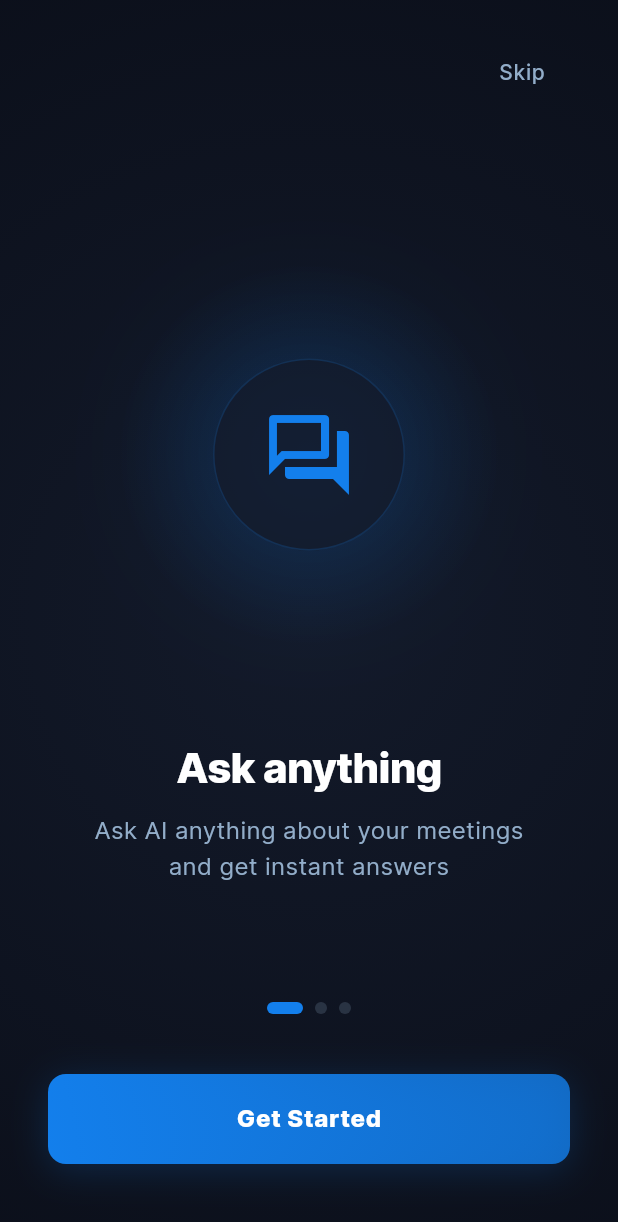
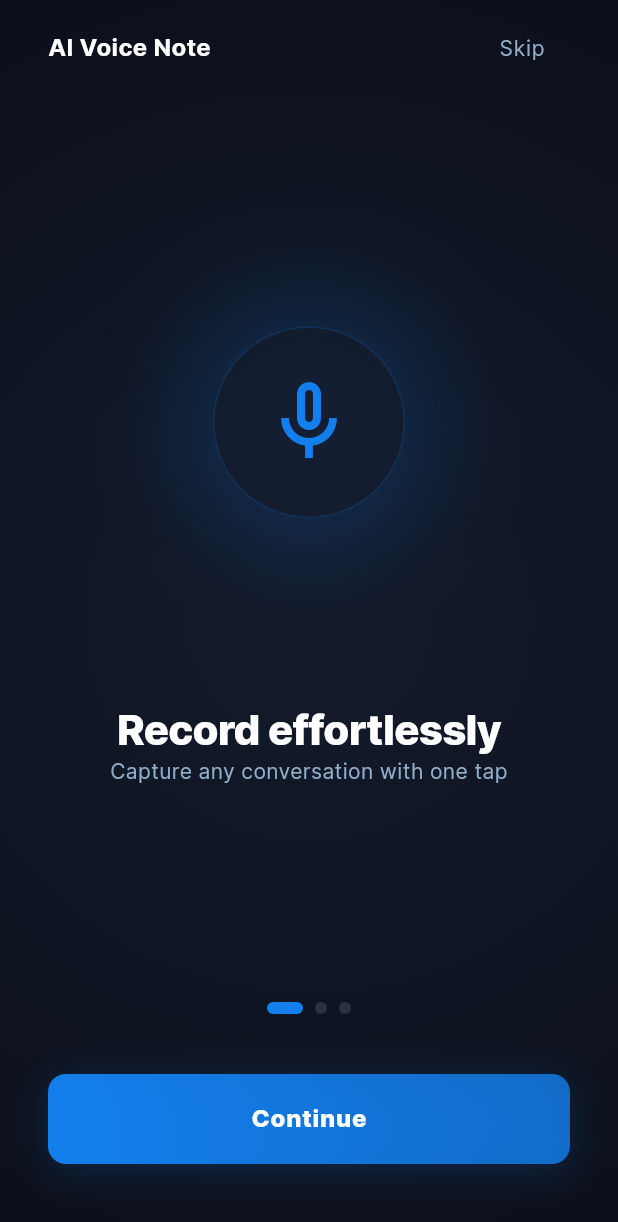
Before and after one commit to dxthanh2002/voice-note, a Flutter app: the screen it shows after launch, on a phone screen of 412 x 824 dp. Shown: the top 1222 px of the screen. Run offline on Flutter 3.47's test engine with Material 3 defaults, Android fonts, the phone set to English and light mode, and no system bars; our stand-ins replace device_info_plus, dio, drift, event_bus, just_audio, permission_handler and 2 more; missing offline and left inert: record, secmtp_sdk; accounts and stored records are empty; generated files the repository leaves out were written again; network calls fail; statements that could not run were skipped.

Commit message:
feat: implement onboarding screen with interactive page view and navigation controls

```diff
--- a/lib/features/onboarding/onboarding_screen.dart
+++ b/lib/features/onboarding/onboarding_screen.dart
@@ -18,12 +18,6 @@ class _OnboardingScreenState extends State<OnboardingScreen> {
 
   final List<OnboardingStep> _steps = [
     OnboardingStep(
-      title: 'Ask anything',
-      subtitle: 'Ask AI anything about your meetings and get instant answers',
-      icon: Icons.forum_outlined,
-      buttonText: 'Get Started',
-    ),
-    OnboardingStep(
       title: 'Record effortlessly',
       subtitle: 'Capture any conversation with one tap',
       icon: Icons.mic_none_outlined,
@@ -34,6 +28,12 @@ class _OnboardingScreenState extends State<OnboardingScreen> {
       subtitle: 'Turn long conversations into clear summaries, key points, and decisions in seconds',
       icon: Icons.description_outlined,
       buttonText: 'Continue',
+    ),
+    OnboardingStep(
+      title: 'Ask anything',
+      subtitle: 'Ask AI anything about your meetings and get instant answers',
+      icon: Icons.forum_outlined,
+      buttonText: 'Get Started',
     ),
   ];
 
@@ -85,10 +85,19 @@ class _OnboardingScreenState extends State<OnboardingScreen> {
               children: [
                 // Header Shell
                 Padding(
-                  padding: const EdgeInsets.symmetric(horizontal: 32, vertical: 24),
-                  child: Align(
-                    alignment: Alignment.centerRight,
-                    child: TextButton(
+                  padding: const EdgeInsets.symmetric(horizontal: 32, vertical: 8),
+                  child: Row(
+                    mainAxisAlignment: MainAxisAlignment.spaceBetween,
+                    children: [
+                      const Text(
+                        'AI Voice Note',
+                        style: TextStyle(
+                          color: Colors.white,
+                          fontSize: 16,
+                          fontWeight: FontWeight.w700,
+                        ),
+                      ),
+                      TextButton(
                         onPressed: () {
                           HapticFeedback.lightImpact();
                           context.read<AppService>().completeOnboarding();
@@ -100,10 +109,11 @@ class _OnboardingScreenState extends State<OnboardingScreen> {
                           'Skip',
                           style: TextStyle(
                             fontSize: 14,
-                          fontWeight: FontWeight.w500,
+                            fontWeight: FontWeight.w400,
                           ),
                         ),
                       ),
+                    ],
                   ),
                 ),
 
@@ -121,8 +131,10 @@ class _OnboardingScreenState extends State<OnboardingScreen> {
                       return Column(
                         mainAxisAlignment: MainAxisAlignment.center,
                         children: [
-                          // Hero Visual Section
-                          Center(
+                          // Fixed height Hero Section to prevent jumping
+                          SizedBox(
+                            height: 320,
+                            child: Center(
                               child: Stack(
                                 alignment: Alignment.center,
                                 clipBehavior: Clip.none,
@@ -172,12 +184,15 @@ class _OnboardingScreenState extends State<OnboardingScreen> {
                                 ],
                               ),
                             ),
+                          ),
 
-                          const SizedBox(height: 64),
+                          const SizedBox(height: 29),
 
-                          // Typography Content
+                          // Typography Content - Unified fixed height container
                           Padding(
                             padding: const EdgeInsets.symmetric(horizontal: 32),
+                            child: SizedBox(
+                              height: 140, // Fixed total height for the text area
                               child: Column(
                                 children: [
                                   Text(
@@ -188,10 +203,10 @@ class _OnboardingScreenState extends State<OnboardingScreen> {
                                       fontSize: 28,
                                       fontWeight: FontWeight.w800,
                                       letterSpacing: -0.5,
-                                    height: 1.2,
+                                      height: 1.1,
                                     ),
                                   ),
-                                const SizedBox(height: 12),
+                                  const SizedBox(height: 2), // Very small gap
                                   ConstrainedBox(
                                     constraints: const BoxConstraints(maxWidth: 300),
                                     child: Text(
@@ -199,13 +214,14 @@ class _OnboardingScreenState extends State<OnboardingScreen> {
                                       textAlign: TextAlign.center,
                                       style: const TextStyle(
                                         color: onSurfaceVariant,
-                                      fontSize: 16,
+                                        fontSize: 14,
                                         height: 1.5,
                                         fontWeight: FontWeight.w400,
                                       ),
                                     ),
                                   ),
                                 ],
+                              ),
                             ),
                           ),
                         ],
```
Lines whose indentation alone changed are shown as unchanged.
